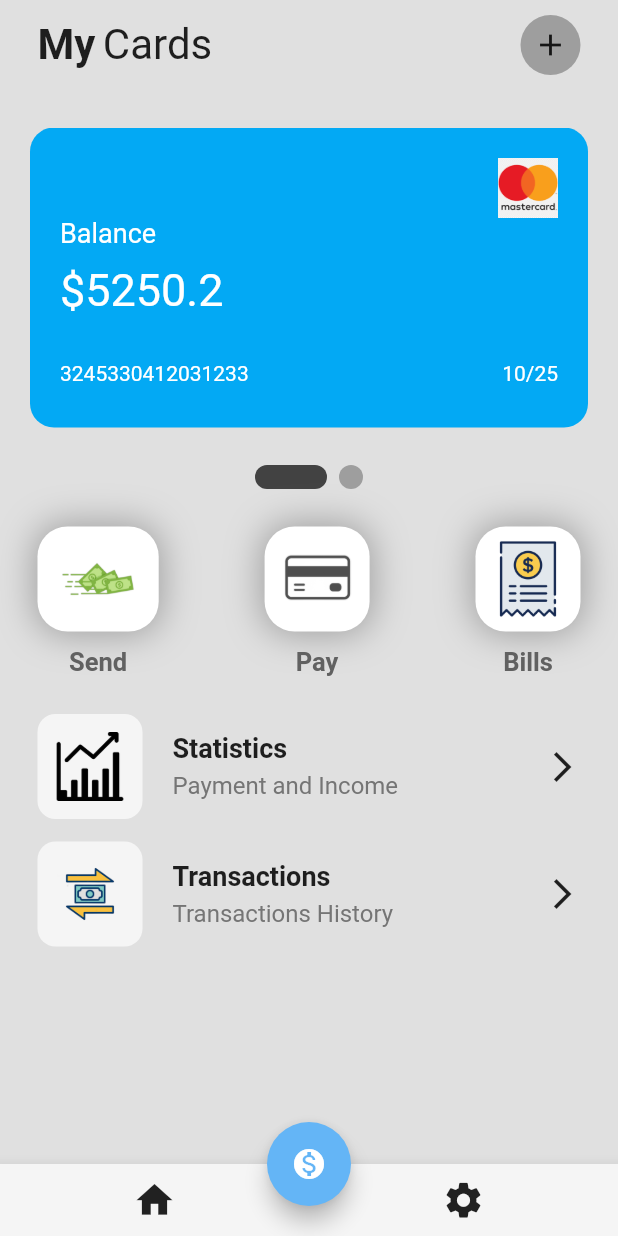
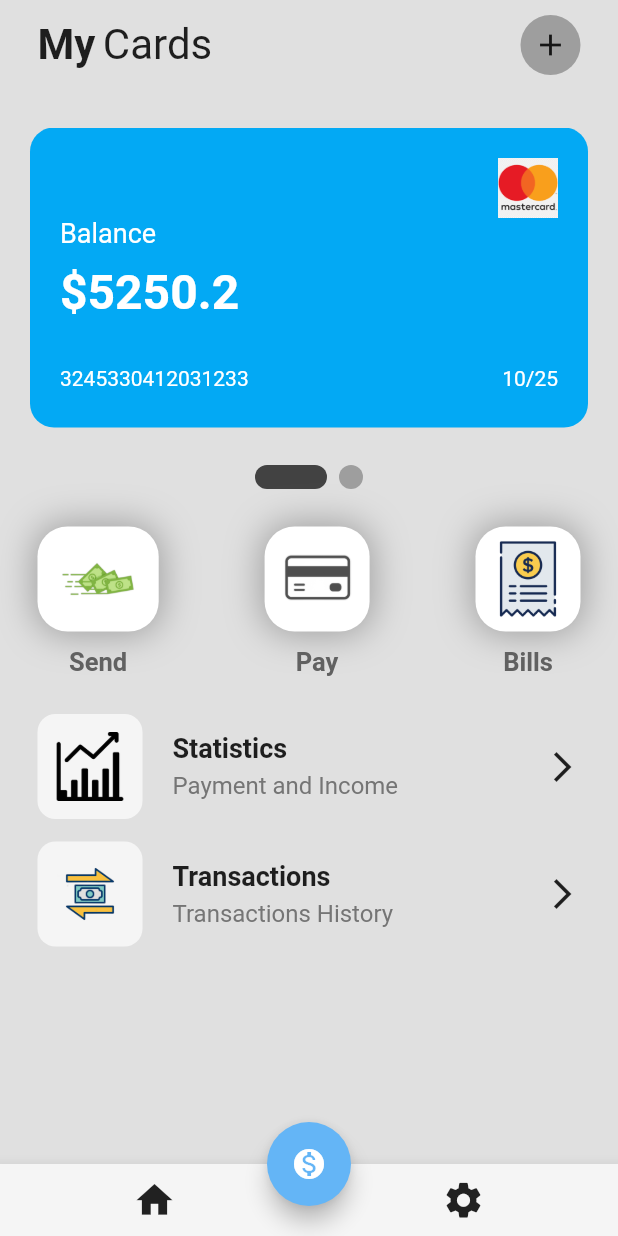
Before and after one commit to hamzasiddiqui97/flutter_wallet_ui_practice, a Flutter app: the screen it shows after launch, on a phone screen of 412 x 824 dp. Run offline on Flutter 3.47's test engine with Material 2 defaults, Android fonts, the phone set to English and light mode, and no system bars; drawn by our look-alikes of smooth_page_indicator.

Commit message:
second commit

```diff
--- a/lib/utils/my_cards.dart
+++ b/lib/utils/my_cards.dart
@@ -50,7 +50,10 @@ class MyCard extends StatelessWidget {
             ),
             Text(
               '\$$balance',
-              style: TextStyle(color: Colors.white, fontSize: 30),
+              style: TextStyle(
+                  color: Colors.white,
+                  fontSize: 32,
+                  fontWeight: FontWeight.bold),
             ),
             const SizedBox(
               height: 30.0,
--- a/lib/utils/my_list_tile.dart
+++ b/lib/utils/my_list_tile.dart
@@ -29,7 +29,7 @@ class MyListTile extends StatelessWidget {
                 height: 70,
                 child: Image.asset(iconImagePath),
               ),
-              SizedBox(
+              const SizedBox(
                 width: 20,
               ),
               Column(
@@ -38,10 +38,11 @@ class MyListTile extends StatelessWidget {
                 children: [
                   Text(
                     tileTitle,
-                    style: TextStyle(fontWeight: FontWeight.bold, fontSize: 18),
+                    style: const TextStyle(
+                        fontWeight: FontWeight.bold, fontSize: 18),
                   ),
-                  SizedBox(
-                    height: 5,
+                  const SizedBox(
+                    height: 5.0,
                   ),
                   Text(
                     tileSubTitle,
```
